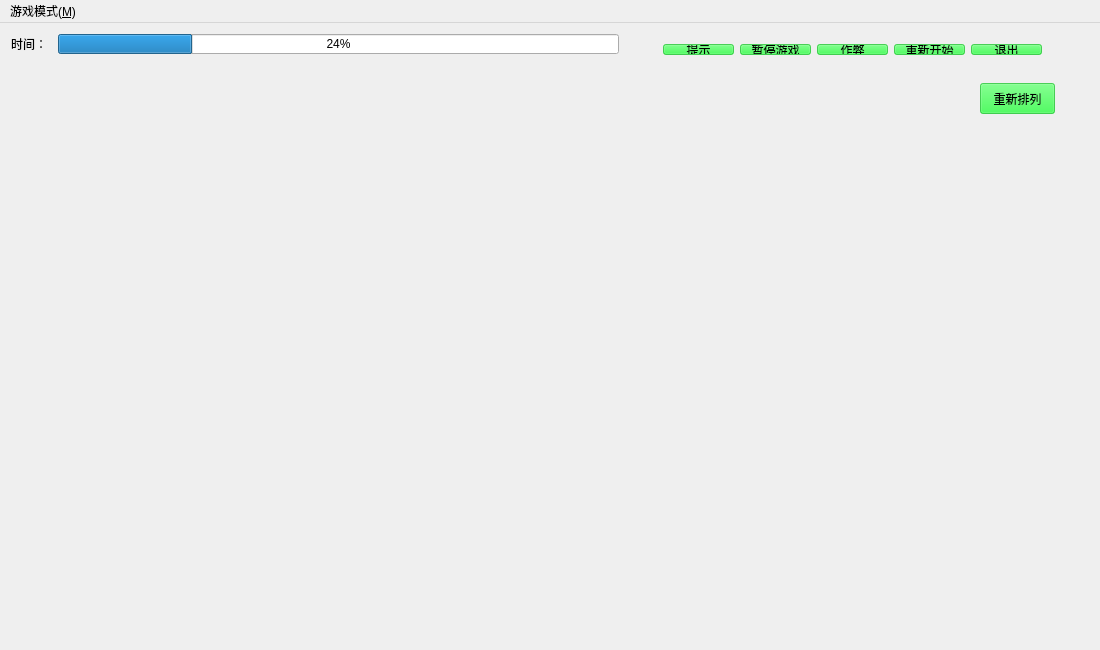
jiangzc/QtLianliankan, file main_game_window.ui: the form before one commit.
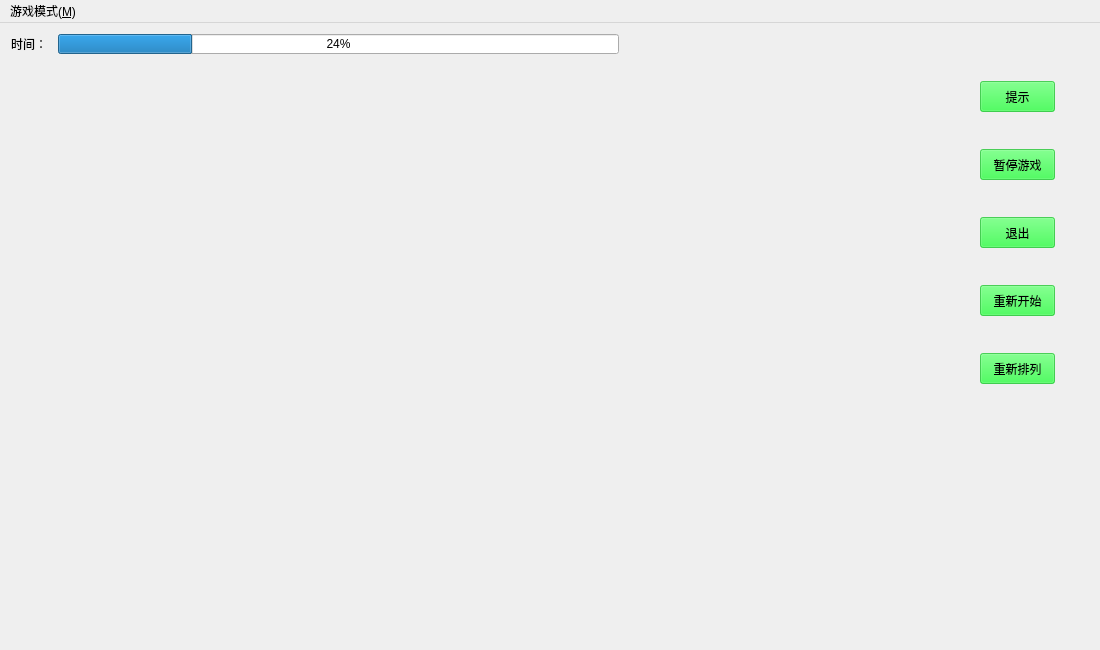
The form after the commit. Icons and pictures are not drawn.

```diff
--- a/main_game_window.ui
+++ b/main_game_window.ui
@@ -44,88 +44,11 @@
      <string>时间：</string>
     </property>
    </widget>
-   <widget class="QWidget" name="layoutWidget">
-    <property name="geometry">
-     <rect>
-      <x>652</x>
-      <y>10</y>
-      <width>401</width>
-      <height>33</height>
-     </rect>
-    </property>
-    <layout class="QHBoxLayout" name="horizontalLayout">
-     <item>
-      <widget class="QPushButton" name="hintBtn">
-       <property name="cursor">
-        <cursorShape>PointingHandCursor</cursorShape>
-       </property>
-       <property name="styleSheet">
-        <string notr="true">background-color: rgba(11, 255, 36, 161);</string>
-       </property>
-       <property name="text">
-        <string>提示</string>
-       </property>
-      </widget>
-     </item>
-     <item>
-      <widget class="QPushButton" name="pause_btn">
-       <property name="cursor">
-        <cursorShape>PointingHandCursor</cursorShape>
-       </property>
-       <property name="styleSheet">
-        <string notr="true">background-color: rgba(11, 255, 36, 161);</string>
-       </property>
-       <property name="text">
-        <string>暂停游戏</string>
-       </property>
-      </widget>
-     </item>
-     <item>
-      <widget class="QPushButton" name="robot_btn">
-       <property name="cursor">
-        <cursorShape>PointingHandCursor</cursorShape>
-       </property>
-       <property name="styleSheet">
-        <string notr="true">background-color: rgba(11, 255, 36, 161);</string>
-       </property>
-       <property name="text">
-        <string>作弊</string>
-       </property>
-      </widget>
-     </item>
-     <item>
-      <widget class="QPushButton" name="restart_btn">
-       <property name="cursor">
-        <cursorShape>PointingHandCursor</cursorShape>
-       </property>
-       <property name="styleSheet">
-        <string notr="true">background-color: rgba(11, 255, 36, 161);</string>
-       </property>
-       <property name="text">
-        <string>重新开始</string>
-       </property>
-      </widget>
-     </item>
-     <item>
-      <widget class="QPushButton" name="quit_btn">
-       <property name="cursor">
-        <cursorShape>PointingHandCursor</cursorShape>
-       </property>
-       <property name="styleSheet">
-        <string notr="true">background-color: rgba(11, 255, 36, 161);</string>
-       </property>
-       <property name="text">
-        <string>退出</string>
-       </property>
-      </widget>
-     </item>
-    </layout>
-   </widget>
    <widget class="QPushButton" name="reset_btn">
     <property name="geometry">
      <rect>
       <x>980</x>
-      <y>60</y>
+      <y>330</y>
       <width>75</width>
       <height>31</height>
      </rect>
@@ -140,6 +63,82 @@
      <string>重新排列</string>
     </property>
    </widget>
+   <widget class="QPushButton" name="quit_btn">
+    <property name="geometry">
+     <rect>
+      <x>980</x>
+      <y>194</y>
+      <width>75</width>
+      <height>31</height>
+     </rect>
+    </property>
+    <property name="cursor">
+     <cursorShape>PointingHandCursor</cursorShape>
+    </property>
+    <property name="styleSheet">
+     <string notr="true">background-color: rgba(11, 255, 36, 161);</string>
+    </property>
+    <property name="text">
+     <string>退出</string>
+    </property>
+   </widget>
+   <widget class="QPushButton" name="restart_btn">
+    <property name="geometry">
+     <rect>
+      <x>980</x>
+      <y>262</y>
+      <width>75</width>
+      <height>31</height>
+     </rect>
+    </property>
+    <property name="cursor">
+     <cursorShape>PointingHandCursor</cursorShape>
+    </property>
+    <property name="styleSheet">
+     <string notr="true">background-color: rgba(11, 255, 36, 161);</string>
+    </property>
+    <property name="text">
+     <string>重新开始</string>
+    </property>
+   </widget>
+   <widget class="QPushButton" name="pause_btn">
+    <property name="geometry">
+     <rect>
+      <x>980</x>
+      <y>126</y>
+      <width>75</width>
+      <height>31</height>
+     </rect>
+    </property>
+    <property name="cursor">
+     <cursorShape>PointingHandCursor</cursorShape>
+    </property>
+    <property name="styleSheet">
+     <string notr="true">background-color: rgba(11, 255, 36, 161);</string>
+    </property>
+    <property name="text">
+     <string>暂停游戏</string>
+    </property>
+   </widget>
+   <widget class="QPushButton" name="hintBtn">
+    <property name="geometry">
+     <rect>
+      <x>980</x>
+      <y>58</y>
+      <width>75</width>
+      <height>31</height>
+     </rect>
+    </property>
+    <property name="cursor">
+     <cursorShape>PointingHandCursor</cursorShape>
+    </property>
+    <property name="styleSheet">
+     <string notr="true">background-color: rgba(11, 255, 36, 161);</string>
+    </property>
+    <property name="text">
+     <string>提示</string>
+    </property>
+   </widget>
   </widget>
   <widget class="QMenuBar" name="menuBar">
    <property name="geometry">
```
Left out of the diff: 19 changed lines with no effect on the pictures.
